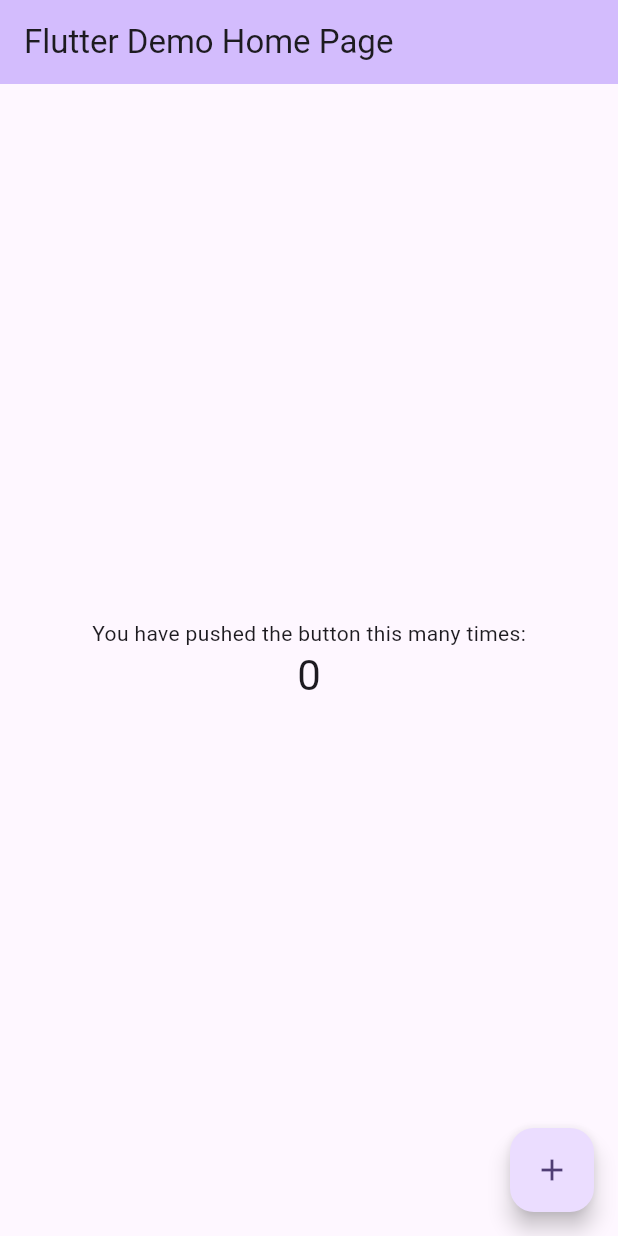
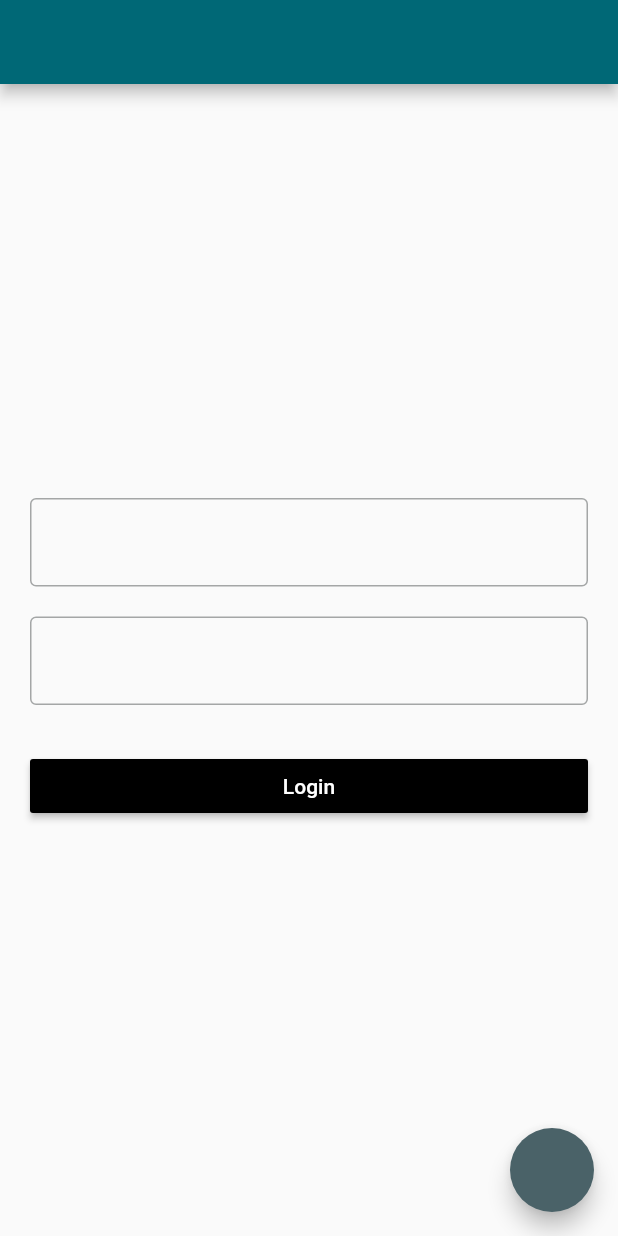
Before and after one commit to RoySujon/mvmm_provider_demo, a Flutter app: the screen it shows after launch, on a phone screen of 412 x 824 dp. Run offline on Flutter 3.47's test engine with Material 2 defaults, Android fonts, the phone set to English and light mode, and no system bars; our stand-ins replace another_flushbar, fluttertoast.

Commit message:
textfield build in login screen

```diff
--- a/lib/main.dart
+++ b/lib/main.dart
@@ -1,4 +1,5 @@
 import 'package:flutter/material.dart';
+import 'package:mvmm_provider_demo/view/login/login_screen.dart';
 
 void main() {
   runApp(const MyApp());
@@ -11,85 +12,16 @@ class MyApp extends StatelessWidget {
   @override
   Widget build(BuildContext context) {
     return MaterialApp(
+      debugShowCheckedModeBanner: false,
       title: 'Flutter Demo',
       theme: ThemeData(
-        colorScheme: ColorScheme.fromSeed(seedColor: Colors.deepPurple),
-        useMaterial3: true,
+        // primaryColor: Colors.red,
+        // appBarTheme: AppBarTheme(backgroundColor: Colors.black),
+        // scaffoldBackgroundColor: Colors.transparent,
+        colorScheme: ColorScheme.fromSeed(seedColor: Colors.cyan),
+        // useMaterial3: true,
       ),
-      home: const MyHomePage(title: 'Flutter Demo Home Page'),
+      home: const LoginScreen(),
     );
   }
 }
-
-class MyHomePage extends StatefulWidget {
-  const MyHomePage({super.key, required this.title});
-
-  final String title;
-
-  @override
-  State<MyHomePage> createState() => _MyHomePageState();
-}
-
-class _MyHomePageState extends State<MyHomePage> {
-  int _counter = 0;
-
-  void _incrementCounter() {
-    setState(() {
-      // This call to setState tells the Flutter framework that something has
-      // changed in this State, which causes it to rerun the build method below
-      // so that the display can reflect the updated values. If we changed
-      // _counter without calling setState(), then the build method would not be
-      // called again, and so nothing would appear to happen.
-      _counter++;
-    });
-  }
-
-  @override
-  Widget build(BuildContext context) {
-    return Scaffold(
-      appBar: AppBar(
-        // TRY THIS: Try changing the color here to a specific color (to
-        // Colors.amber, perhaps?) and trigger a hot reload to see the AppBar
-        // change color while the other colors stay the same.
-        backgroundColor: Theme.of(context).colorScheme.inversePrimary,
-        // Here we take the value from the MyHomePage object that was created by
-        // the App.build method, and use it to set our appbar title.
-        title: Text(widget.title),
-      ),
-      body: Center(
-        // Center is a layout widget. It takes a single child and positions it
-        // in the middle of the parent.
-        child: Column(
-          // Column is also a layout widget. It takes a list of children and
-          // arranges them vertically. By default, it sizes itself to fit its
-          // children horizontally, and tries to be as tall as its parent.
-          //
-          // Column has various properties to control how it sizes itself and
-          // how it positions its children. Here we use mainAxisAlignment to
-          // center the children vertically; the main axis here is the vertical
-          // axis because Columns are vertical (the cross axis would be
-          // horizontal).
-          //
-          // TRY THIS: Invoke "debug painting" (choose the "Toggle Debug Paint"
-          // action in the IDE, or press "p" in the console), to see the
-          // wireframe for each widget.
-          mainAxisAlignment: MainAxisAlignment.center,
-          children: <Widget>[
-            const Text(
-              'You have pushed the button this many times:',
-            ),
-            Text(
-              '$_counter',
-              style: Theme.of(context).textTheme.headlineMedium,
-            ),
-          ],
-        ),
-      ),
-      floatingActionButton: FloatingActionButton(
-        onPressed: _incrementCounter,
-        tooltip: 'Increment',
-        child: const Icon(Icons.add),
-      ), // This trailing comma makes auto-formatting nicer for build methods.
-    );
-  }
-}
--- /dev/null
+++ b/lib/utils/routes/routes.dart
@@ -0,0 +1 @@
+class Routes {}
--- /dev/null
+++ b/lib/utils/routes/routes_name.dart
@@ -0,0 +1,7 @@
+class RoutesNam {
+  //HomeScreen Routes Name
+  static String homeScreen = '/home_screen';
+
+  //LoginScreen Routes Name
+  static String loginScreen = '/login_screen';
+}
--- /dev/null
+++ b/lib/view/login/login_screen.dart
@@ -0,0 +1,78 @@
+import 'package:flutter/material.dart';
+import 'package:mvmm_provider_demo/utils/utils.dart';
+
+class LoginScreen extends StatefulWidget {
+  const LoginScreen({super.key});
+
+  @override
+  State<LoginScreen> createState() => _LoginScreenState();
+}
+
+class _LoginScreenState extends State<LoginScreen> {
+  final _emailController = TextEditingController();
+  final _passwordController = TextEditingController();
+  final _formKey = GlobalKey<FormState>();
+  @override
+  Widget build(BuildContext context) {
+    return Scaffold(
+      appBar: AppBar(),
+      body: Center(
+        child: Padding(
+          padding: const EdgeInsets.all(20.0),
+          child: Column(
+            mainAxisAlignment: MainAxisAlignment.center,
+            children: [
+              Form(
+                key: _formKey,
+                child: Column(
+                  children: [
+                    TextFormField(
+                      validator: (value) {
+                        if (value == '') {
+                          return 'Enter the right email';
+                        }
+                        return null;
+                      },
+                      controller: _emailController,
+                      decoration:
+                          const InputDecoration(border: OutlineInputBorder()),
+                    ),
+                    const SizedBox(height: 20),
+                    TextFormField(
+                      validator: (value) {
+                        if (value == '') {
+                          return 'Enter the right Password';
+                        }
+                        return null;
+                      },
+                      controller: _passwordController,
+                      obscureText: true,
+                      decoration:
+                          const InputDecoration(border: OutlineInputBorder()),
+                    ),
+                  ],
+                ),
+              ),
+              const SizedBox(height: 30),
+              MaterialButton(
+                minWidth: double.infinity,
+                color: Colors.black,
+                textColor: Colors.white,
+                onPressed: () {
+                  if (_formKey.currentState!.validate()) {}
+                },
+                child: const Text('Login'),
+              )
+            ],
+          ),
+        ),
+      ),
+      floatingActionButton: FloatingActionButton(
+        onPressed: () {
+          // Utils.toastMessage('Error');
+          Utils.flushbarErrorMessage(context, 'message');
+        },
+      ),
+    );
+  }
+}
```
Also changed, not shown: lib/utils/utils.dart (added, +30 -0 lines), lib/view/home/home_screen.dart (added, +14 -0 lines), 2 other files.
